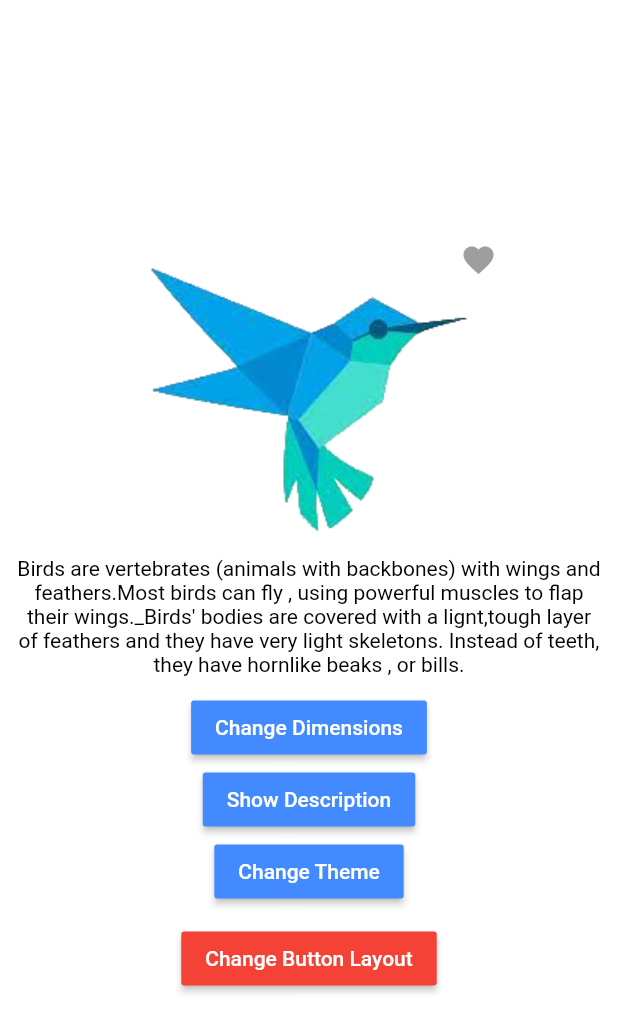
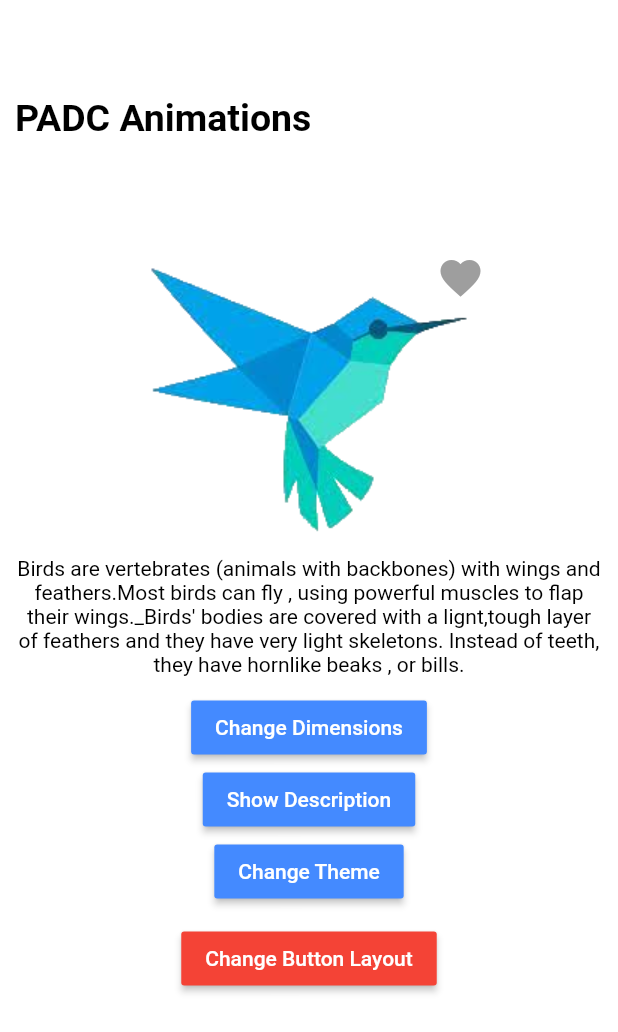
Before and after one commit to thuthumg/implicit_animations_tutorial, a Flutter app: the screen it shows after launch, on a phone screen of 412 x 824 dp. Shown: the top 1032 px of the screen. Run offline on Flutter 3.47's test engine with Material 2 defaults, Android fonts, the phone set to English and light mode, and no system bars.

Commit message:
setup explicit animation feature

```diff
--- /dev/null
+++ b/lib/implicit_animations/explicit_animation_favourite_icon_button.dart
@@ -0,0 +1,71 @@
+import 'package:flutter/material.dart';
+
+
+const kAnimationDurationForFavourite = Duration(milliseconds: 1000);
+
+class ExplicitAnimationFavouriteIconButton extends StatefulWidget {
+  const ExplicitAnimationFavouriteIconButton({
+    super.key,
+  });
+
+  @override
+  State<ExplicitAnimationFavouriteIconButton> createState() => _ExplicitAnimationFavouriteIconButtonState();
+}
+
+class _ExplicitAnimationFavouriteIconButtonState
+    extends State<ExplicitAnimationFavouriteIconButton>
+with TickerProviderStateMixin{
+
+  ///State
+  bool isAnimationComplete = false;
+
+  late AnimationController _controller;
+  late Animation<Color?> _colorAnimation;
+  late Animation<double> _sizeAnimation;
+
+  @override
+  void initState() {
+    super.initState();
+    _controller = AnimationController(
+        duration: kAnimationDurationForFavourite,
+        vsync: this);
+
+    _colorAnimation = ColorTween(begin: Colors.grey[500], end:  Colors.red)
+        .animate(_controller.view);
+
+    _sizeAnimation = Tween<double>(begin: 32, end: 48).animate(_controller.view);
+
+    _controller.addStatusListener((status) {
+
+      isAnimationComplete = (status == AnimationStatus.completed);
+    });
+  }
+  @override
+  Widget build(BuildContext context) {
+    return AnimatedBuilder(
+      animation: _controller.view,
+      builder:(context,_)=>
+      IconButton(
+          iconSize: 32,
+          onPressed:(){
+            if(isAnimationComplete)
+              {
+                _controller.reverse();
+              }else{
+              _controller.forward();
+            }
+           // _controller.repeat();
+
+          },
+          icon:Icon(Icons.favorite,
+          size: _sizeAnimation.value,
+          color: _colorAnimation.value),),
+    );
+  }
+
+  @override
+  void dispose() {
+   _controller.dispose();
+    super.dispose();
+  }
+}
--- a/lib/implicit_animations/implicit_animations.dart
+++ b/lib/implicit_animations/implicit_animations.dart
@@ -1,4 +1,5 @@
 import 'package:flutter/material.dart';
+import 'package:implicit_animations_tutorial/implicit_animations/explicit_animation_favourite_icon_button.dart';
 
 const kAnimationDuration = const Duration(milliseconds: 500);
 const kAnimationDurationForScreenFadeIn = const Duration(milliseconds: 1000);
@@ -19,7 +20,13 @@ class _ImplicitAnimationsState extends State<ImplicitAnimations> {
     return Scaffold(
       body: Stack(
         children: [
-          AnimatedContainer(
+          TweenAnimationBuilder(
+            duration: kAnimationDurationForScreenFadeIn,
+            tween: Tween<double>(begin: 0, end:  1),
+            builder: (context, double _opacity, child) => Opacity(
+              opacity: _opacity,
+              child: child,),
+            child: AnimatedContainer(
               duration: kAnimationDuration,
               color: (isChangeBackgroundColor) ? Colors.black : Colors.white,
               child: Center(
@@ -41,10 +48,7 @@ class _ImplicitAnimationsState extends State<ImplicitAnimations> {
                         Positioned(
                           top: 0,
                           right: 0,
-                        child: Icon(
-                          Icons.favorite,
-                          color: Colors.grey,
-                        ),
+                          child: ExplicitAnimationFavouriteIconButton(),
                         )
                       ],
                     ),
@@ -137,11 +141,37 @@ class _ImplicitAnimationsState extends State<ImplicitAnimations> {
                 ),
               ),
             ),
+          ),
+          TweenAnimationBuilder(
+            duration: kAnimationDurationForScreenFadeIn,
+            tween: Tween<double>(begin: 0, end:  1),
+            builder: (context, double _value, child) => Opacity(
+              opacity: _value,
+              child: Padding(
+                padding: EdgeInsets.only(
+                  top: _value * 64,
+                  left: 10,
+                ),
+                child: child,
+              ),),
+            child: Text(
+              "PADC Animations",
+              style: TextStyle(
+                fontWeight:  FontWeight.bold,
+                color: (isChangeBackgroundColor) ? Colors.white : Colors.black,
+                fontSize: 25,
+              ),
+            ),
+
+
+
+          ),
         ],
       ),
     );
   }
 }
+
 class PrimaryButtonsInColumn extends StatefulWidget {
   Function onTapChangeDimension;
   Function onTapHideOrShowDescription;
```
Lines whose indentation alone changed are shown as unchanged.
